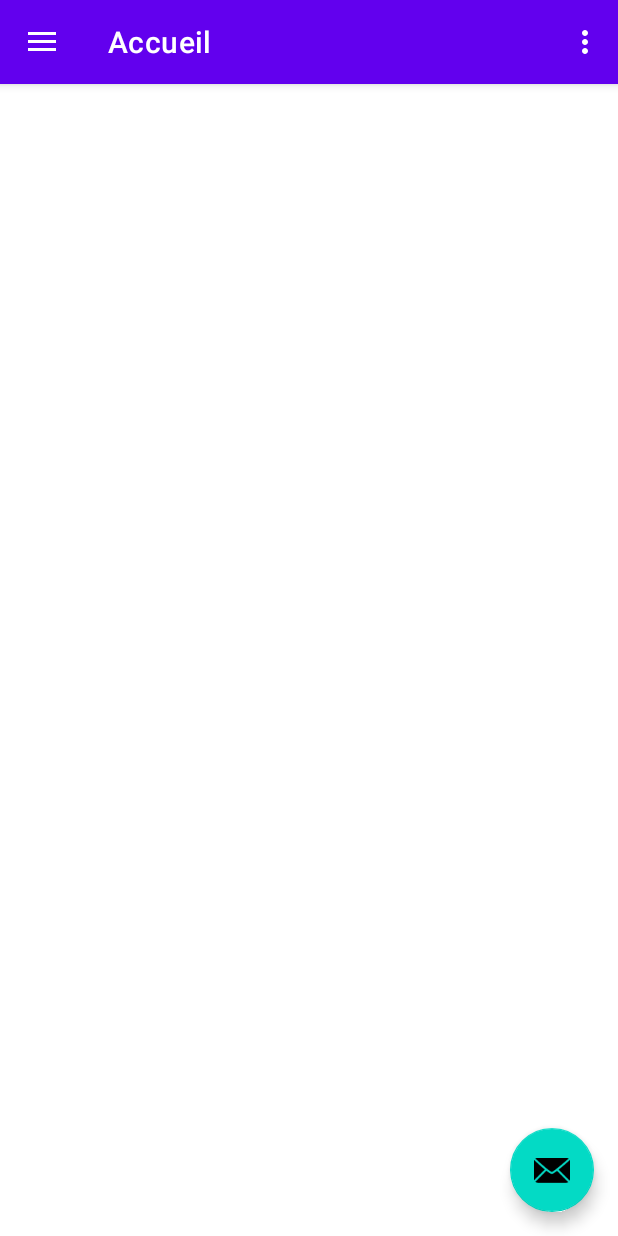
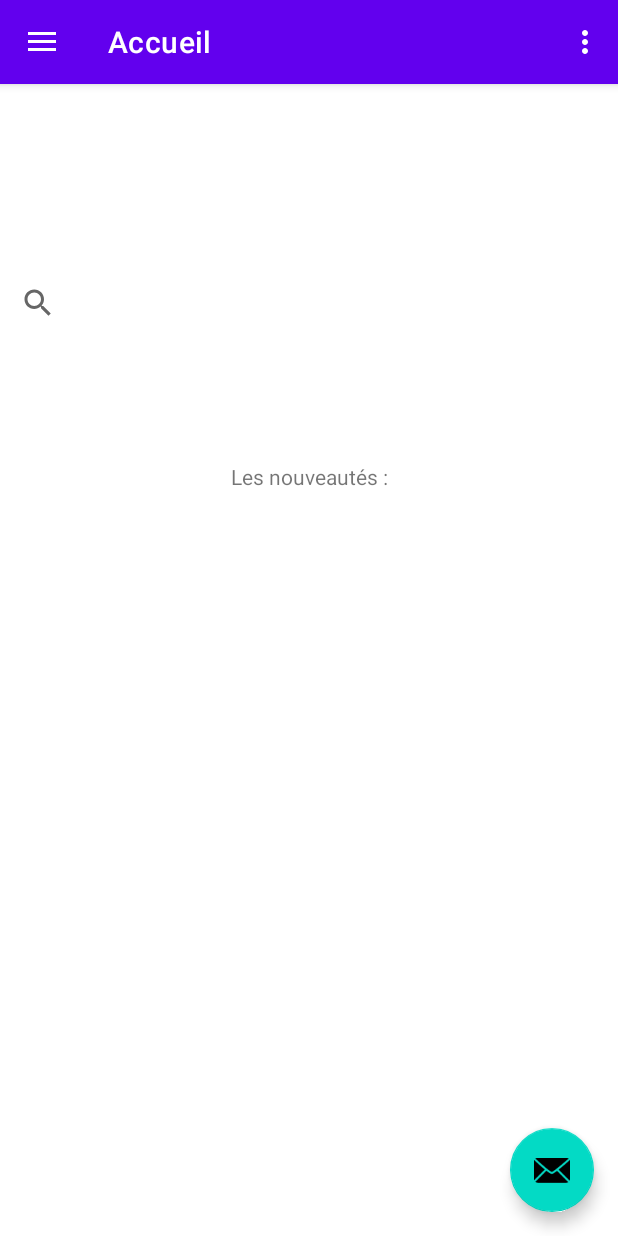
Before and after one commit to jrmy17/projetbaratie, an Android app: the screen it shows after launch (MainActivity), on a phone screen of 412 x 824 dp. Run offline under Robolectric (Android 15) with nearby library versions, the phone set to English and light mode, and no system bars; our stand-ins replace navigation-ui.

Commit message:
Modification fragment info

```diff
--- a/app/src/main/java/fr/jmm/baratie/ui/home/HomeFragment.java
+++ b/app/src/main/java/fr/jmm/baratie/ui/home/HomeFragment.java
@@ -10,6 +10,7 @@ import androidx.annotation.RequiresApi;
 import androidx.appcompat.widget.SearchView;
 import androidx.fragment.app.Fragment;
 
+import android.view.LayoutInflater;
 import android.view.Menu;
 import android.view.MenuInflater;
 import android.view.View;
@@ -64,4 +65,11 @@ public class HomeFragment extends Fragment {
         }
     }
 
+    @Override
+    public View onCreateView(LayoutInflater inflater, ViewGroup container,
+                             Bundle savedInstanceState) {
+        // Inflate the layout for this fragment
+        return inflater.inflate(R.layout.fragment_home, container, false);
+    }
+
 }
--- a/app/src/main/java/fr/jmm/baratie/ui/info/InfoFragment.java
+++ b/app/src/main/java/fr/jmm/baratie/ui/info/InfoFragment.java
@@ -9,6 +9,7 @@ import android.view.View;
 import android.view.ViewGroup;
 import android.widget.TextView;
 
+import fr.jmm.baratie.MainActivity;
 import fr.jmm.baratie.R;
 import fr.jmm.baratie.metier.Recette;
 
@@ -71,6 +72,9 @@ public class InfoFragment extends Fragment {
         TextView tvDescription = (TextView) getView().findViewById(R.id.tvDescription);
         TextView tvIngredients = (TextView) getView().findViewById(R.id.tvIngredients);*/
 
+        View view = inflater.inflate(R.layout.fragment_info, container, false);
+        TextView tvDescription = (TextView) view.findViewById(R.id.tvDescription);
+        tvDescription.setText("Test");
 
 
         return inflater.inflate(R.layout.fragment_info, container, false);
```
